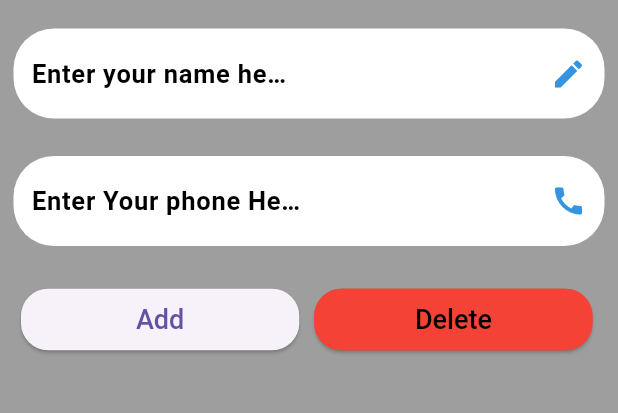
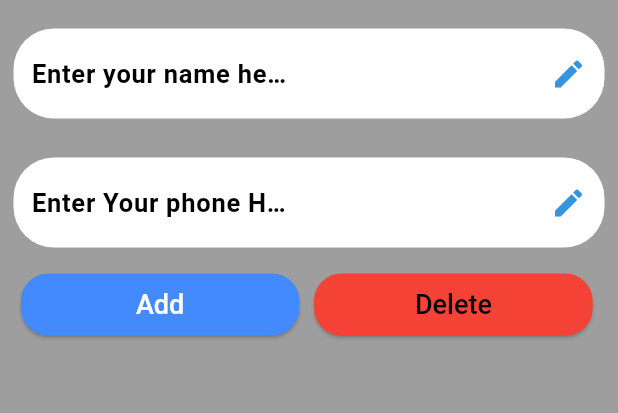
Before and after one commit to mennaMohamedY/addContact_flutter, a Flutter app: the screen it shows after launch, after a tap on "Delete", on a phone screen of 412 x 824 dp, the part 84-497 px from its top. Run offline on Flutter 3.47's test engine with Material 3 defaults, Android fonts, the phone set to English and light mode, and no system bars.

Commit message:
Refactor the code created custom widgets

```diff
--- /dev/null
+++ b/lib/addedcontact.dart
@@ -0,0 +1,24 @@
+
+import 'package:flutter/material.dart';
+
+class AddedContact extends StatelessWidget{
+  bool isVisible;
+  String name;
+  String phoneNum;
+
+  AddedContact({required this.isVisible, required this.name, required this.phoneNum});
+
+  @override
+  Widget build(BuildContext context) {
+
+    return Visibility(visible:isVisible,
+      child: Container( margin: EdgeInsets.symmetric(vertical: 15, horizontal: 9),padding: EdgeInsets.all(20),decoration: BoxDecoration(color: Colors.white, borderRadius: BorderRadius.all( Radius.circular(30))),child: Column(
+        crossAxisAlignment: CrossAxisAlignment.start,children: [
+        Text("name: $name",style: TextStyle(fontSize: 20,fontWeight: FontWeight.w500),),
+        Text("Phone $phoneNum",style: TextStyle(fontSize: 20,fontWeight: FontWeight.w500)),
+      ],),),
+    );
+  }
+
+
+}
--- /dev/null
+++ b/lib/btnwidget.dart
@@ -0,0 +1,38 @@
+
+import 'package:flutter/material.dart';
+
+class CustomBtn extends StatelessWidget{
+  Color btnBackgrounColor;
+  Color btnTextColor;
+  String BtnText;
+  Function OnBtnClickListener;
+
+  CustomBtn({required this.btnBackgrounColor, required this.BtnText, required this.OnBtnClickListener, required this.btnTextColor});
+  @override
+  Widget build(BuildContext context) {
+
+    return  Expanded(
+      flex: 1,
+      child: Container(margin: EdgeInsets.all(5),child: ElevatedButton(onPressed: () {
+        //onAddClickListener();
+        OnBtnClickListener();
+      },child: Text(BtnText,style: TextStyle(fontWeight: FontWeight.w500,color: btnTextColor),),
+          style: ElevatedButton.styleFrom( // ElevatedButton styles
+            primary: btnBackgrounColor,
+            padding: EdgeInsets.fromLTRB(20, 10, 20, 10), // Some padding example
+            shape: RoundedRectangleBorder( // Border
+              borderRadius: BorderRadius.circular(18.0),
+              side: BorderSide(color: btnBackgrounColor),
+            ),
+            textStyle: TextStyle( // Text styles
+              color: btnTextColor,
+              fontSize: 18,
+              overflow: TextOverflow.ellipsis,
+            ),)
+
+      ),),
+    );
+  }
+
+
+}
--- a/lib/main.dart
+++ b/lib/main.dart
@@ -1,4 +1,7 @@
+import 'package:assignment3/addedcontact.dart';
+import 'package:assignment3/btnwidget.dart';
 import 'package:assignment3/user_information.dart';
+import 'package:assignment3/userinputdetails_widget.dart';
 import 'package:flutter/material.dart';
 
 void main() {
@@ -41,109 +44,25 @@ class _MyAppState extends State<MyApp> {
       title: "Contacts Screen",
       home: Scaffold(backgroundColor: Color(0xff9E9E9E),
           appBar: AppBar(title: Text("Contacts Screen"),centerTitle: true,),
-      body:  Column(crossAxisAlignment: CrossAxisAlignment.stretch,
+      body:  SingleChildScrollView(child: Column(crossAxisAlignment: CrossAxisAlignment.stretch,
         children: [
-        Container( margin: EdgeInsets.only(top: 19,bottom: 7,right: 9,left: 9), padding: EdgeInsets.symmetric(vertical: 6,horizontal: 12),
-          decoration: BoxDecoration(color: Colors.white,
-          borderRadius:  BorderRadius.all(Radius.circular(27),) ,),
-        child: Row(
-          children: [
-            SizedBox(width: 170,child: TextField(focusNode:focusNode ,controller: nameController,decoration: InputDecoration(hintText: hintText1,hintStyle:
-            TextStyle(color: Colors.black, fontSize: 17,fontWeight: FontWeight.w600),border: InputBorder.none),)
-            ),
-          Expanded(child: Column(crossAxisAlignment: CrossAxisAlignment.end, children: [Icon(Icons.edit,color: Color(0xff3594DF)),]))
-
-        ],),),
-          Container( margin: EdgeInsets.symmetric(vertical: 18,horizontal: 9), padding: EdgeInsets.symmetric(vertical: 6,horizontal: 12),
-            decoration: BoxDecoration(color: Colors.white,
-              borderRadius:  BorderRadius.all(Radius.circular(27),) ,),
-            child: Row(
-              children: [
-                SizedBox( width:180,
-                  child: TextField(
-                    focusNode: focusNode2,
-                    controller: phoneController,
-                      style: TextStyle(color: Colors.black,fontSize: 17),
-                      decoration: InputDecoration(hintText: hintText2,hintStyle: TextStyle(color: Colors.black,fontWeight: FontWeight.w600),
-                        labelStyle: TextStyle(color: Color(0xFFAAB9DA)),
-                        border: InputBorder.none,
-
-                      )
-                  ),
-                ),
-
-                Expanded(child: Column(crossAxisAlignment: CrossAxisAlignment.end, children: [Icon(Icons.call,color: Color(0xff3594DF)),]))
-
-              ],),),
+          UserInputDetailsWidget(hintText1: hintText1, focusNode: focusNode, nameController: nameController),
+          UserInputDetailsWidget(hintText1: hintText2, focusNode: focusNode2, nameController: phoneController),
           Container(
             margin: EdgeInsets.only(top: 2,bottom: 6,left: 9,right: 12),
             child: Row(mainAxisAlignment:MainAxisAlignment.spaceEvenly,children: [
-            Expanded(
-              flex: 1,
-              child: Container(margin: EdgeInsets.all(5),child: ElevatedButton(onPressed: () {
-                onAddClickListener();
-              },child: Text("Add",style: TextStyle(fontWeight: FontWeight.w500),),
-                style: ElevatedButton.styleFrom( // ElevatedButton styles
-                  padding: EdgeInsets.fromLTRB(20, 10, 20, 10), // Some padding example
-                  shape: RoundedRectangleBorder( // Border
-                    borderRadius: BorderRadius.circular(18.0),
-                  ),
-                  textStyle: TextStyle( // Text styles
-                    color: Colors.black,
-                    fontSize: 18,
-                    overflow: TextOverflow.ellipsis,
-                  ),)
+              CustomBtn(btnBackgrounColor:Colors.blueAccent , BtnText: "Add", OnBtnClickListener: OnAddClickListener , btnTextColor: Colors.white),
+              CustomBtn(btnBackgrounColor: Colors.red, BtnText: "Delete", OnBtnClickListener: OnDeleteClickListener,btnTextColor: Colors.black,)
+            ],),),
+          AddedContact(isVisible: isVisible1, name: name1, phoneNum: phoneNum1),
+          AddedContact(isVisible: isVisible2, name: name2, phoneNum: phoneNum2),
+          AddedContact(isVisible: isVisible3, name: name3, phoneNum: phoneNum3),
 
-          ),),
-            ),
-              Expanded(flex: 1,
-                child: Container(margin: EdgeInsets.all(5),child: ElevatedButton(onPressed: () {
-                  onDeleteClickListener();
-                },child: Text("Delete",style: TextStyle(color: Colors.black,fontWeight:FontWeight.w500 ),),
-    style: ElevatedButton.styleFrom( // ElevatedButton styles
-                      primary: Colors.red,
-                      padding: EdgeInsets.fromLTRB(20, 10, 20, 10), // Some padding example
-                      shape: RoundedRectangleBorder( // Border
-                        borderRadius: BorderRadius.circular(18.0),
-                        side: BorderSide(color: Colors.red),
-                      ),
-                  textStyle: TextStyle( // Text styles
-                      color: Colors.black,
-                      fontSize: 18,
-                      overflow: TextOverflow.ellipsis,
-                  ),)
-
-                ),),
-              ),
-
-            ],),),
-          Visibility(visible:isVisible1,
-            child: Container( margin: EdgeInsets.symmetric(vertical: 15, horizontal: 9),padding: EdgeInsets.all(20),decoration: BoxDecoration(color: Colors.white, borderRadius: BorderRadius.all( Radius.circular(30))),child: Column(
-              crossAxisAlignment: CrossAxisAlignment.start,children: [
-              Text("name: $name1",style: TextStyle(fontSize: 20,fontWeight: FontWeight.w500),),
-              Text("Phone $phoneNum1",style: TextStyle(fontSize: 20,fontWeight: FontWeight.w500)),
-            ],),),
-          ),
-          Visibility(visible:isVisible2,
-            child: Container( margin: EdgeInsets.symmetric(vertical: 4, horizontal: 9),padding: EdgeInsets.all(20),decoration: BoxDecoration(color: Colors.white, borderRadius: BorderRadius.all( Radius.circular(30))),child: Column(
-              crossAxisAlignment: CrossAxisAlignment.start,children: [
-              Text("name: $name2",style: TextStyle(fontSize: 20,fontWeight: FontWeight.w500),),
-              Text("Phone : $phoneNum2",style: TextStyle(fontSize: 20,fontWeight: FontWeight.w500)),
-            ],),),
-          ),
-          Visibility(visible:isVisible3,
-            child: Container( margin: EdgeInsets.symmetric(vertical: 16, horizontal: 9),padding: EdgeInsets.all(20),decoration: BoxDecoration(color: Colors.white, borderRadius: BorderRadius.all( Radius.circular(30))),child: Column(
-              crossAxisAlignment: CrossAxisAlignment.start,children: [
-              Text("name: $name3",style: TextStyle(fontSize: 20,fontWeight: FontWeight.w500),),
-              Text("Phone : $phoneNum3",style: TextStyle(fontSize: 20,fontWeight: FontWeight.w500)),
-            ],),),
-          )
-      ],)),
+        ],),)),
     );
   }
   @override
   void initState() {
-    // TODO: implement initState
     super.initState();
     focusNode.addListener(() {
       if(focusNode.hasFocus){
@@ -151,7 +70,6 @@ class _MyAppState extends State<MyApp> {
       }else{
         hintText1="Enter your name here";
       }
-
       setState(() {
 
       });
@@ -168,7 +86,7 @@ class _MyAppState extends State<MyApp> {
     });
   }
 
-  void onAddClickListener(){
+  void OnAddClickListener(){
     setState(() {
 
       if(UsersList.isEmpty && nameController.text !="" && phoneController.text !=""){
@@ -195,7 +113,7 @@ class _MyAppState extends State<MyApp> {
     });
   }
 
-  void onDeleteClickListener(){
+  void OnDeleteClickListener(){
     setState(() {
       if(UsersList.length==1){
         name1='';
@@ -219,4 +137,6 @@ class _MyAppState extends State<MyApp> {
 
     });
   }
+
+
 }
--- /dev/null
+++ b/lib/userinputdetails_widget.dart
@@ -0,0 +1,30 @@
+
+
+import 'package:flutter/material.dart';
+import 'package:flutter/services.dart';
+
+class UserInputDetailsWidget extends StatelessWidget{
+
+  TextEditingController nameController;
+  FocusNode focusNode;
+  String hintText1;
+  UserInputDetailsWidget({required this.hintText1, required this.focusNode, required this.nameController});
+
+  @override
+  Widget build(BuildContext context) {
+
+    return
+      Container( margin: EdgeInsets.only(top: 19,bottom: 7,right: 9,left: 9), padding: EdgeInsets.symmetric(vertical: 6,horizontal: 12),
+      decoration: BoxDecoration(color: Colors.white,
+        borderRadius:  BorderRadius.all(Radius.circular(27),) ,),
+      child: Row(
+        children: [
+          SizedBox(width: 170,child: TextField(focusNode:focusNode ,controller: nameController,decoration: InputDecoration(hintText: hintText1,hintStyle:
+          TextStyle(color: Colors.black, fontSize: 17,fontWeight: FontWeight.w600),border: InputBorder.none),)
+          ),
+          Expanded(child: Column(crossAxisAlignment: CrossAxisAlignment.end, children: [Icon(Icons.edit,color: Color(0xff3594DF)),]))
+
+        ],),);
+  }
+
+}
```
